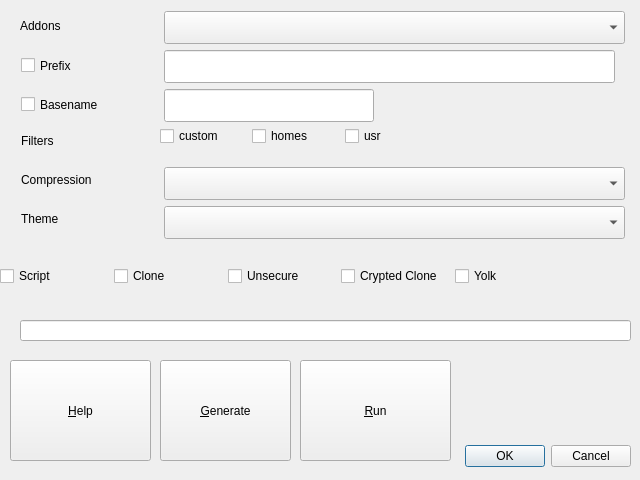
Qt form src/ui/produce.ui (pieroproietti/pengui) before a commit.
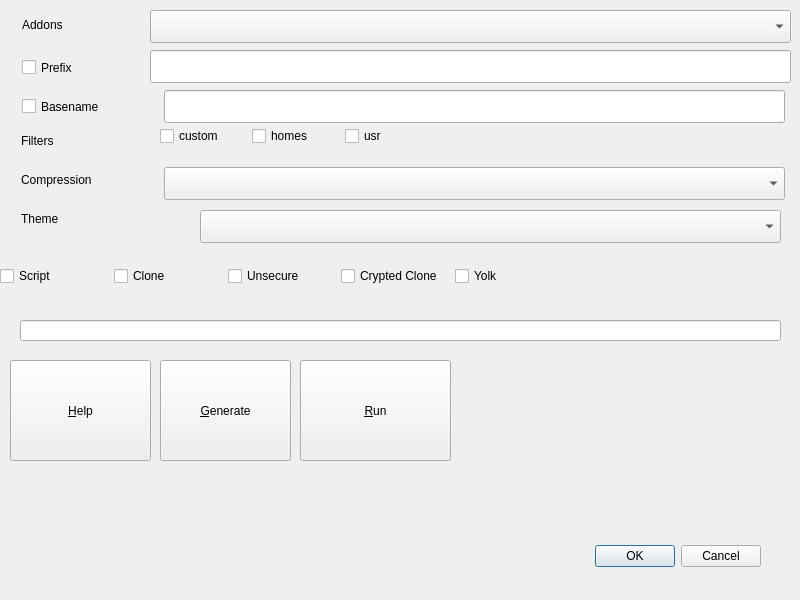
The same form after that commit. Icons and pictures are not drawn.

What changed in the file:
```diff
--- a/src/ui/produce.ui
+++ b/src/ui/produce.ui
@@ -6,8 +6,8 @@
    <rect>
     <x>0</x>
     <y>0</y>
-    <width>640</width>
-    <height>480</height>
+    <width>800</width>
+    <height>600</height>
    </rect>
   </property>
   <property name="minimumSize">
@@ -29,8 +29,8 @@
   <widget class="QDialogButtonBox" name="buttonBox">
    <property name="geometry">
     <rect>
-     <x>10</x>
-     <y>440</y>
+     <x>140</x>
+     <y>540</y>
      <width>621</width>
      <height>32</height>
     </rect>
@@ -47,7 +47,7 @@
     <rect>
      <x>20</x>
      <y>320</y>
-     <width>611</width>
+     <width>761</width>
      <height>21</height>
     </rect>
    </property>
@@ -135,32 +135,6 @@
     <string>Filters</string>
    </property>
   </widget>
-  <widget class="QLineEdit" name="lineEditPrefix">
-   <property name="geometry">
-    <rect>
-     <x>164</x>
-     <y>50</y>
-     <width>451</width>
-     <height>33</height>
-    </rect>
-   </property>
-   <property name="toolTip">
-    <string>prefix</string>
-   </property>
-  </widget>
-  <widget class="QComboBox" name="comboBoxAddons">
-   <property name="geometry">
-    <rect>
-     <x>164</x>
-     <y>11</y>
-     <width>461</width>
-     <height>33</height>
-    </rect>
-   </property>
-   <property name="toolTip">
-    <string>Select addons to insert</string>
-   </property>
-  </widget>
   <widget class="QLabel" name="labelCompression">
    <property name="geometry">
     <rect>
@@ -182,7 +156,7 @@
     <rect>
      <x>164</x>
      <y>167</y>
-     <width>461</width>
+     <width>621</width>
      <height>33</height>
     </rect>
    </property>
@@ -195,50 +169,18 @@
     <rect>
      <x>0</x>
      <y>0</y>
-     <width>271</width>
+     <width>151</width>
      <height>33</height>
     </rect>
    </property>
    <layout class="QGridLayout" name="gridLayout"/>
   </widget>
-  <widget class="QCheckBox" name="checkBoxBasename">
-   <property name="geometry">
-    <rect>
-     <x>21</x>
-     <y>89</y>
-     <width>136</width>
-     <height>31</height>
-    </rect>
-   </property>
-   <property name="toolTip">
-    <string>Basename (usually hostname)</string>
-   </property>
-   <property name="text">
-    <string>Basename</string>
-   </property>
-  </widget>
-  <widget class="QCheckBox" name="checkBoxPrefix">
-   <property name="geometry">
-    <rect>
-     <x>21</x>
-     <y>50</y>
-     <width>84</width>
-     <height>31</height>
-    </rect>
-   </property>
-   <property name="toolTip">
-    <string>Prefix eg: egg-of_DISTRONAME-CODENAME-</string>
-   </property>
-   <property name="text">
-    <string>Prefix</string>
-   </property>
-  </widget>
   <widget class="QComboBox" name="comboBoxTheme">
    <property name="geometry">
     <rect>
-     <x>164</x>
-     <y>206</y>
-     <width>461</width>
+     <x>200</x>
+     <y>210</y>
+     <width>581</width>
      <height>33</height>
     </rect>
    </property>
@@ -246,35 +188,6 @@
     <string>Select theme</string>
    </property>
   </widget>
-  <widget class="QLineEdit" name="lineEditBasename">
-   <property name="geometry">
-    <rect>
-     <x>164</x>
-     <y>89</y>
-     <width>210</width>
-     <height>33</height>
-    </rect>
-   </property>
-   <property name="toolTip">
-    <string>basename</string>
-   </property>
-  </widget>
-  <widget class="QLabel" name="labelAddons">
-   <property name="geometry">
-    <rect>
-     <x>20</x>
-     <y>10</y>
-     <width>269</width>
-     <height>31</height>
-    </rect>
-   </property>
-   <property name="toolTip">
-    <string>configures the addon and creates a link to the selected one on the desktop</string>
-   </property>
-   <property name="text">
-    <string>Addons</string>
-   </property>
-  </widget>
   <widget class="QWidget" name="layoutWidget">
    <property name="geometry">
     <rect>
@@ -382,6 +295,93 @@
     </item>
    </layout>
   </widget>
+  <widget class="QLabel" name="labelAddons">
+   <property name="geometry">
+    <rect>
+     <x>22</x>
+     <y>12</y>
+     <width>78</width>
+     <height>25</height>
+    </rect>
+   </property>
+   <property name="toolTip">
+    <string>configures the addon and creates a link to the selected one on the desktop</string>
+   </property>
+   <property name="text">
+    <string>Addons</string>
+   </property>
+  </widget>
+  <widget class="QComboBox" name="comboBoxAddons">
+   <property name="geometry">
+    <rect>
+     <x>150</x>
+     <y>10</y>
+     <width>641</width>
+     <height>33</height>
+    </rect>
+   </property>
+   <property name="toolTip">
+    <string>Select addons to insert</string>
+   </property>
+  </widget>
+  <widget class="QLineEdit" name="lineEditPrefix">
+   <property name="geometry">
+    <rect>
+     <x>150</x>
+     <y>50</y>
+     <width>641</width>
+     <height>33</height>
+    </rect>
+   </property>
+   <property name="toolTip">
+    <string>prefix</string>
+   </property>
+  </widget>
+  <widget class="QCheckBox" name="checkBoxPrefix">
+   <property name="geometry">
+    <rect>
+     <x>22</x>
+     <y>52</y>
+     <width>84</width>
+     <height>31</height>
+    </rect>
+   </property>
+   <property name="toolTip">
+    <string>Prefix eg: egg-of_DISTRONAME-CODENAME-</string>
+   </property>
+   <property name="text">
+    <string>Prefix</string>
+   </property>
+  </widget>
+  <widget class="QCheckBox" name="checkBoxBasename">
+   <property name="geometry">
+    <rect>
+     <x>22</x>
+     <y>91</y>
+     <width>136</width>
+     <height>31</height>
+    </rect>
+   </property>
+   <property name="toolTip">
+    <string>Basename (usually hostname)</string>
+   </property>
+   <property name="text">
+    <string>Basename</string>
+   </property>
+  </widget>
+  <widget class="QLineEdit" name="lineEditBasename">
+   <property name="geometry">
+    <rect>
+     <x>164</x>
+     <y>90</y>
+     <width>621</width>
+     <height>33</height>
+    </rect>
+   </property>
+   <property name="toolTip">
+    <string>basename</string>
+   </property>
+  </widget>
  </widget>
  <resources>
   <include location="resources.qrc"/>
```
